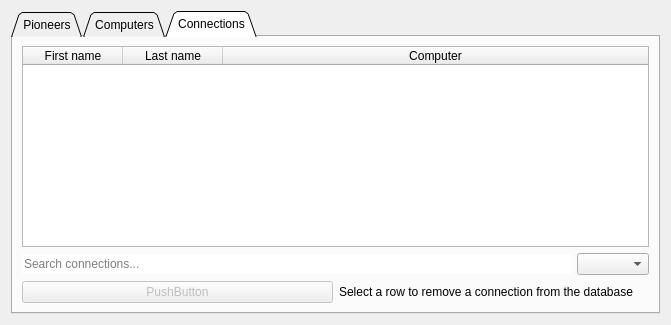
Old version of the form hoopergui/search_widget.ui in the repository VLN1-15-30/fall-project.
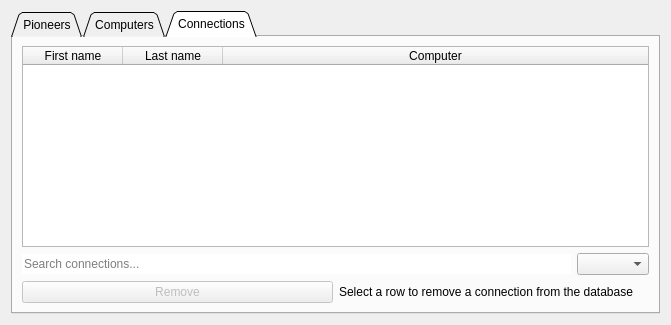
New version of the form.

```diff
--- a/hoopergui/search_widget.ui
+++ b/hoopergui/search_widget.ui
@@ -247,7 +247,7 @@
             <bool>false</bool>
            </property>
            <property name="text">
-            <string>PushButton</string>
+            <string>Remove</string>
            </property>
           </widget>
          </item>
```
